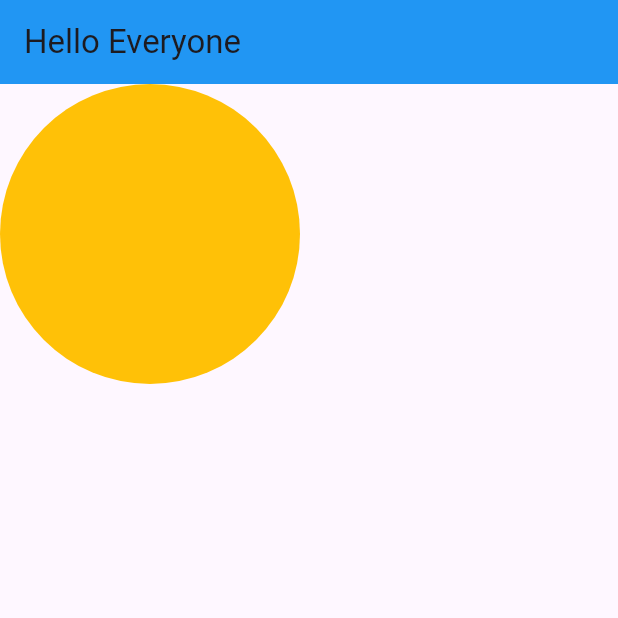
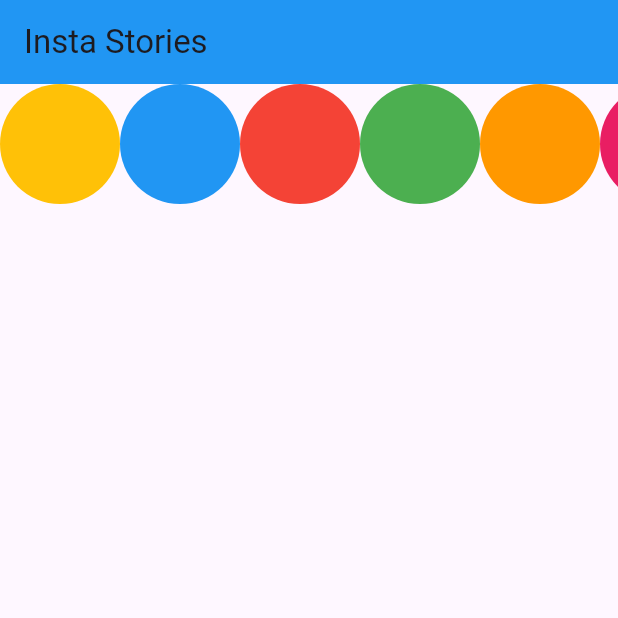
Before and after one commit to Sarveshooo/FlutterAssingment1, a Flutter app: the screen it shows after launch, on a phone screen of 412 x 824 dp, the top half of it. Run offline on Flutter 3.47's test engine with Material 3 defaults, Android fonts, the phone set to English and light mode, and no system bars.

Commit message:
first commit

```diff
--- a/Assingment1/flutter_application_1/lib/main.dart
+++ b/Assingment1/flutter_application_1/lib/main.dart
@@ -1,4 +1,4 @@
-
+/*
 import "package:flutter/material.dart";
 
 void main(){
@@ -37,3 +37,74 @@ body : Container(
     );
   }
 }
+*/
+import 'package:flutter/material.dart';
+void main() {
+runApp(const MainApp());
+}
+class MainApp extends StatelessWidget {
+const MainApp({super.key});
+@override
+Widget build(BuildContext context) {
+return const MaterialApp(
+title: "Insta",
+home: HomeScreen(),
+);
+}
+}
+class HomeScreen extends StatelessWidget {
+const HomeScreen({super.key});
+@override
+Widget build(BuildContext context) {
+return Scaffold(
+appBar: AppBar(
+title: const Text("Insta Stories"),
+backgroundColor: Colors.blue,
+),
+body: SingleChildScrollView(
+scrollDirection: Axis.horizontal,
+child: Row(
+children: [
+Container(
+width: 80,
+height: 80,
+decoration: const BoxDecoration(
+color: Colors.amber, shape: BoxShape.circle),
+
+),
+Container(
+width: 80,
+height: 80,
+decoration: const BoxDecoration(
+color: Colors.blue, shape: BoxShape.circle),
+),
+Container(
+width: 80,
+height: 80,
+decoration: const BoxDecoration(
+color: Colors.red, shape: BoxShape.circle),
+),
+Container(
+width: 80,
+height: 80,
+decoration: const BoxDecoration(
+color: Colors.green, shape: BoxShape.circle),
+),
+Container(
+width: 80,
+height: 80,
+decoration: const BoxDecoration(
+color: Colors.orange, shape: BoxShape.circle),
+),
+Container(
+width: 80,
+height: 80,
+decoration: const BoxDecoration(
+color: Colors.pink, shape: BoxShape.circle),
+),
+],
+),
+),
+);
+}
+}
--- /dev/null
+++ b/DemoCodes/flutter_application_1/analysis_options.yaml
@@ -0,0 +1 @@
+include: package:flutter_lints/flutter.yaml
--- /dev/null
+++ b/InstaStories/flutter_application_90/analysis_options.yaml
@@ -0,0 +1 @@
+include: package:flutter_lints/flutter.yaml
--- /dev/null
+++ b/TheIndianFlag/flutter_application_1/analysis_options.yaml
@@ -0,0 +1 @@
+include: package:flutter_lints/flutter.yaml
```
Also changed, not shown: DemoCodes/flutter_application_1/lib/main.dart (added, +271 -0 lines), DemoCodes/flutter_application_1/pubspec.yaml (added, +20 -0 lines), InstaStories/flutter_application_90/lib/main.dart (added, +79 -0 lines), InstaStories/flutter_application_90/pubspec.yaml (added, +19 -0 lines), TheIndianFlag/flutter_application_1/lib/main.dart (added, +73 -0 lines), TheIndianFlag/flutter_application_1/pubspec.yaml (added, +19 -0 lines), DemoCodes/flutter_application_1/pubspec.lock (added), InstaStories/flutter_application_90/pubspec.lock (added), TheIndianFlag/flutter_application_1/pubspec.lock (added), 370 other files.
